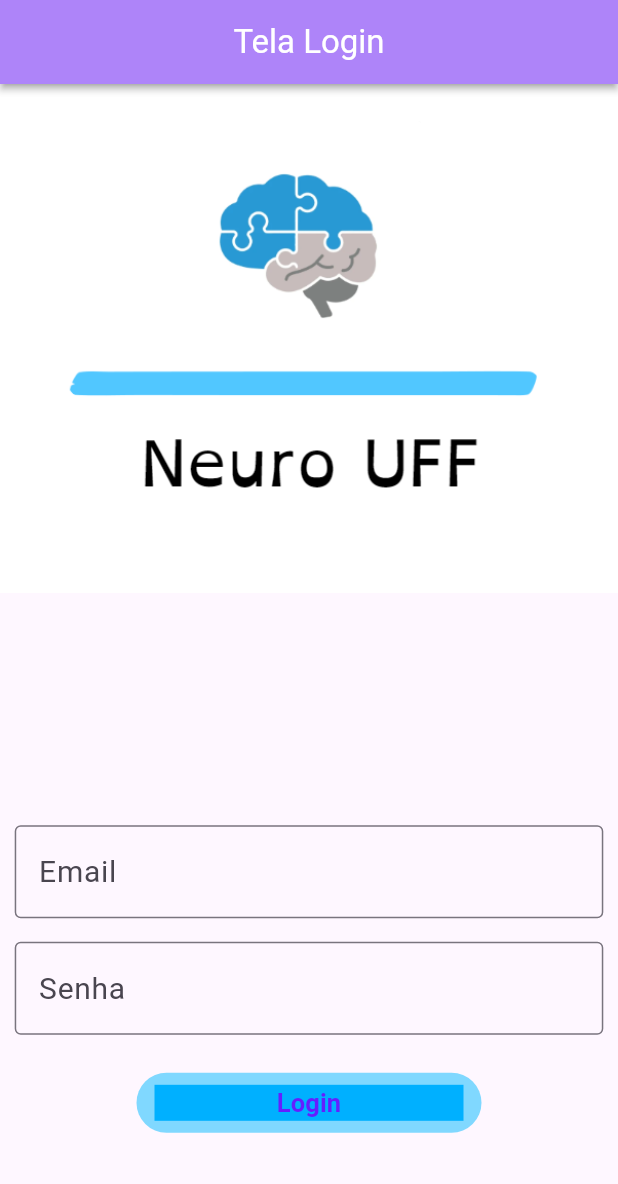
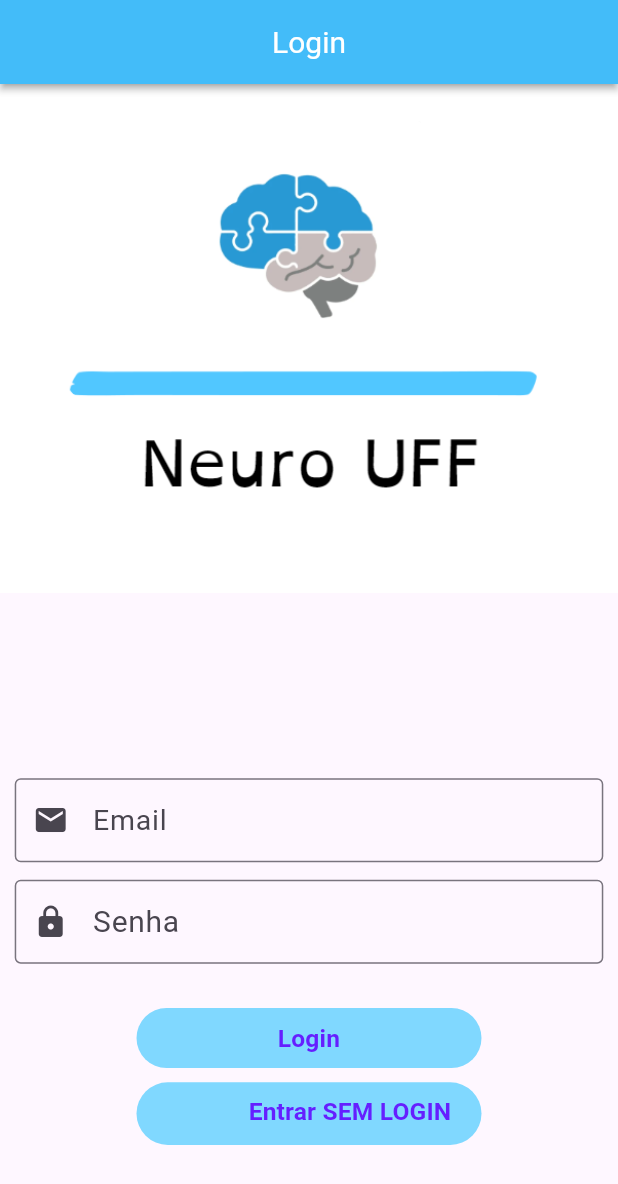
Before and after one commit to intsnow/neuro-uff, a Flutter app: the screen it shows after launch, on a phone screen of 412 x 824 dp. Shown: the top 1184 px of the screen. Run offline on Flutter 3.47's test engine with Material 3 defaults, Android fonts, the light colour scheme and no system bars; our stand-ins replace fluentui_system_icons, shared_preferences; Roboto replaces fonts that are missing (Calibri, Times News Roman, calibri).

Commit message:
Melhorando alguns design da TelaLogin, com Icons e espaçamentos novos.

```diff
--- a/lib/main.dart
+++ b/lib/main.dart
@@ -75,7 +75,7 @@ class _MyAppState extends State<MyApp>{
         theme: _currentTheme,
 
         home: LoginPage(
-            title: 'Tela Login',
+            title: 'Login',
             currentTheme: _currentTheme,
             onThemeChanged: _changeTheme,
 
--- a/lib/pages/login_page.dart
+++ b/lib/pages/login_page.dart
@@ -35,11 +35,13 @@ class _LoginPageState extends State<LoginPage>{
 
       appBar: AppBar(
         centerTitle: true,
-        backgroundColor: Colors.deepPurpleAccent.shade100,
+        backgroundColor: Colors.lightBlueAccent.shade200,
+
         title: Text(title),
         titleTextStyle: TextStyle(
           fontFamily: 'Calibri',
-          fontSize: 22
+          //fontStyle: FontStyle.italic,
+          fontSize: 20
         ),
 
 
@@ -66,7 +68,7 @@ class _LoginPageState extends State<LoginPage>{
                 alignment: Alignment.bottomCenter,
 
                   child: Align(
-                    alignment: Alignment(0,0.4),
+                    alignment: Alignment(0,0.3),
 
                     child: SizedBox(
                       width: screenWidth/1.05,
@@ -74,10 +76,15 @@ class _LoginPageState extends State<LoginPage>{
                         child: TextFormField(
                             decoration: InputDecoration(
                               border: OutlineInputBorder(),
-                              hintText: "Email",
-                              hintStyle: TextStyle(
-                                fontFamily: "calibri",
-                                fontSize: 20
+                              labelText: "Email",
+                              labelStyle: TextStyle(
+                                fontFamily: "Calibri",
+                                fontSize: 19,
+
+                              ),
+
+                              prefixIcon: Icon(
+                                Icons.email,
                               )
 
                           ),
@@ -94,7 +101,7 @@ class _LoginPageState extends State<LoginPage>{
                   alignment: Alignment.bottomCenter,
 
                   child: Align(
-                      alignment: Alignment(0,0.62),
+                      alignment: Alignment(0,0.49),
 
                       child: SizedBox(
                         width: screenWidth/1.05,
@@ -102,10 +109,14 @@ class _LoginPageState extends State<LoginPage>{
                         child: TextFormField(
                           decoration: InputDecoration(
                               border: OutlineInputBorder(),
-                              hintText: "Senha",
-                              hintStyle: TextStyle(
+                              labelText: "Senha",
+                              labelStyle: TextStyle(
                                   fontFamily: "calibri",
                                   fontSize: 20
+                              ),
+
+                              prefixIcon: Icon(
+                                Icons.lock,
                               )
 
                           ),
@@ -116,7 +127,7 @@ class _LoginPageState extends State<LoginPage>{
           ),
 
           Align(
-            alignment: Alignment(0,0.82),
+            alignment: Alignment(0,0.7),
 
             child: TextButton(
               style: ButtonStyle(
@@ -127,23 +138,19 @@ class _LoginPageState extends State<LoginPage>{
 
               child: SizedBox(
                 width: screenWidth/2,
-
-                child: ColoredBox(
-                  color: Colors.lightBlueAccent.shade400,
+                height: screenWidth/18.7,
 
                 child: Text(
                   "Login",
                   textAlign: TextAlign.center,
 
                   style: TextStyle(
-                      fontSize: 17,
-                      fontFamily: 'calibri',
+                    fontSize: 16.4,
+                    fontFamily: 'Times News Roman',
                     fontWeight: FontWeight.bold,
 
                     //backgroundColor: Colors.lightBlueAccent.shade100,
                   ),
-                  ),
-
                 ),
               ),
 
@@ -158,6 +165,53 @@ class _LoginPageState extends State<LoginPage>{
 
 
             ),
+
+          ),
+
+          Align(
+            alignment: Alignment(0, 0.84),
+
+            child: TextButton(
+              style: ButtonStyle(
+                backgroundColor: WidgetStatePropertyAll(Colors.lightBlueAccent.shade100),
+                overlayColor: WidgetStatePropertyAll(Colors.blueAccent.shade400),
+                foregroundColor: WidgetStatePropertyAll(Colors.deepPurpleAccent.shade400),
+                //padding: WidgetStateProperty<EdgeInsetsGeometry>.new
+
+              ),
+
+              child: SizedBox(
+                width: screenWidth/2,
+                height: screenWidth/16,
+
+                child: Text(
+                  """
+               Entrar SEM LOGIN
+                 """,
+                  textAlign: TextAlign.start,
+
+                  style: TextStyle(
+                    fontSize: 16.4,
+                    fontFamily: 'Times News Roman',
+                    fontWeight: FontWeight.bold,
+
+                    //backgroundColor: Colors.lightBlueAccent.shade100,
+                  ),
+                ),
+              ),
+
+              onPressed: () {
+                Navigator.push( context,
+                    MaterialPageRoute(
+                        builder: (context) =>
+                            HomePage(title: 'Início',)
+                    )
+                );
+              },
+
+
+            ),
+
 
           )
 
```
Lines whose indentation alone changed are shown as unchanged.
